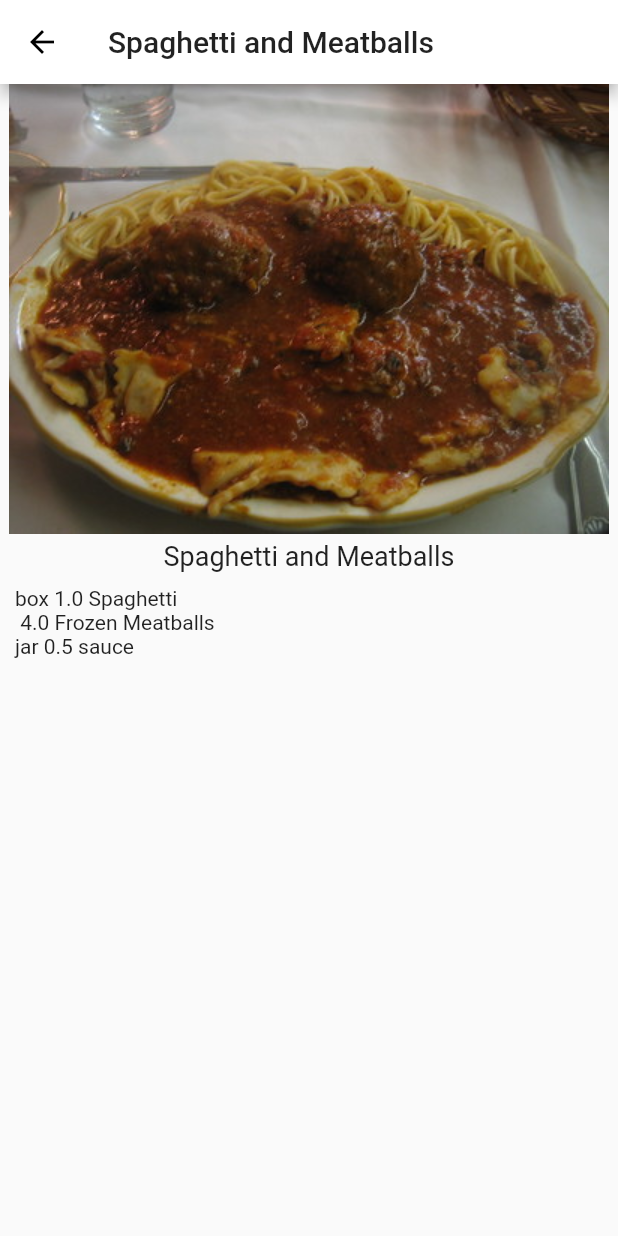
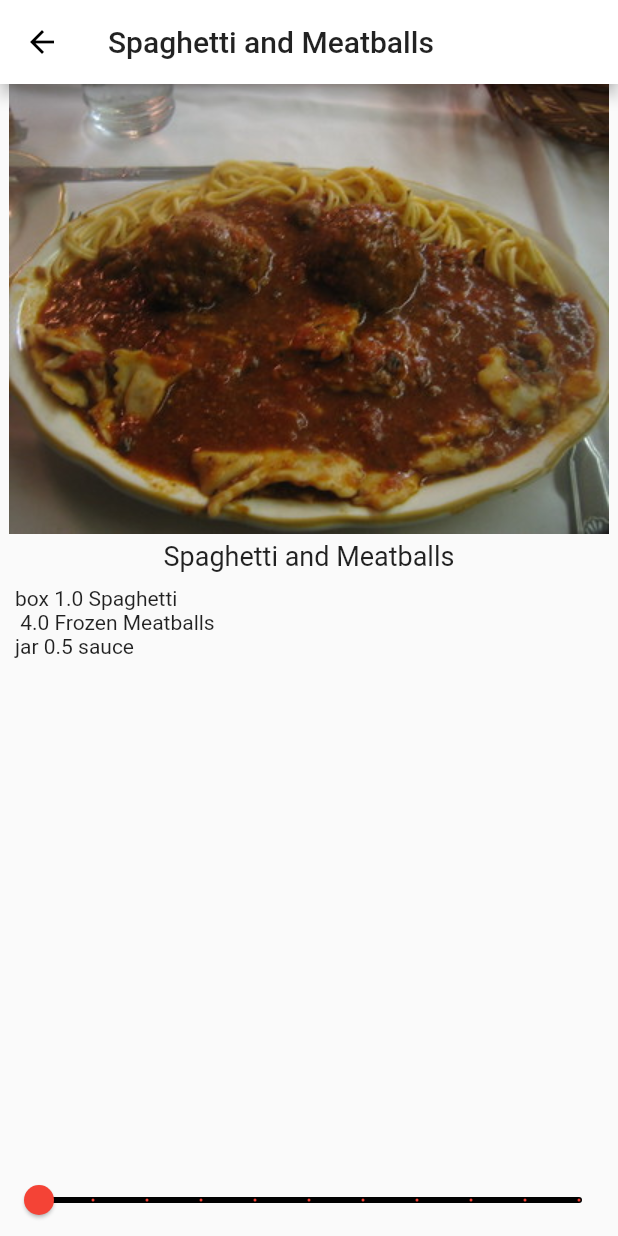
Before and after one commit to lakshayraturi/flta_recipes_app, a Flutter app: the screen it shows after launch, after a tap on "Spaghetti and Meatballs", on a phone screen of 412 x 824 dp. Run offline on Flutter 3.47's test engine with Material 2 defaults, Android fonts, the phone set to English and light mode, and no system bars.

Commit message:
Made the final UI

```diff
--- a/lib/recipe_detail.dart
+++ b/lib/recipe_detail.dart
@@ -11,6 +11,8 @@ class RecipeDetail extends StatefulWidget {
 }
 
 class _RecipeDetailState extends State<RecipeDetail> {
+  int _sliderVal = 1;
+
   @override
   Widget build(BuildContext context) {
     return Scaffold(
@@ -22,7 +24,9 @@ class _RecipeDetailState extends State<RecipeDetail> {
           SizedBox(
             height: 300,
             width: double.infinity,
-            child: Image(image: AssetImage(widget.recipe.imageUrl)),
+            child: Image(
+              image: AssetImage(widget.recipe.imageUrl),
+            ),
           ),
           SizedBox(height: 4),
           Text(
@@ -36,8 +40,20 @@ class _RecipeDetailState extends State<RecipeDetail> {
                 itemBuilder: (BuildContext context, int index) {
                   final ingredient = widget.recipe.ingredients[index];
                   return Text(
-                      '${ingredient.measure} ${ingredient.quantity} ${ingredient.name}');
+                      '${ingredient.measure} ${ingredient.quantity * _sliderVal} ${ingredient.name}');
                 }),
+          ),
+          Slider(
+            min: 1,
+            max: 10,
+            divisions: 10,
+            label: '${_sliderVal * widget.recipe.servings} servings',
+            value: _sliderVal.toDouble(),
+            onChanged: (value) => setState(() {
+              _sliderVal = value.round();
+            }),
+            activeColor: Colors.red,
+            inactiveColor: Colors.black,
           ),
         ]),
       ),
```
Also changed, not shown: lib/recipe.dart (indentation only).
